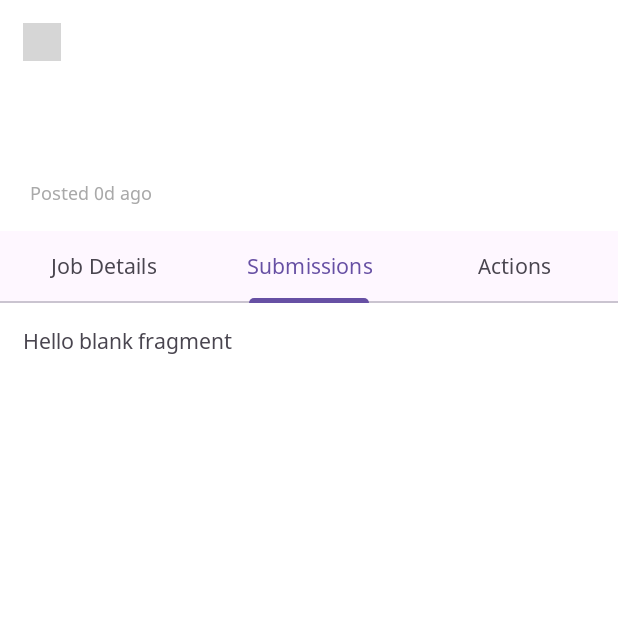
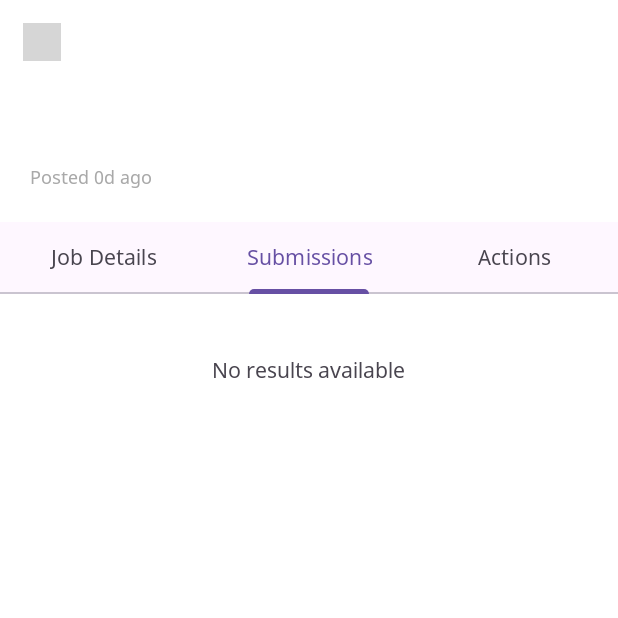
Before and after one commit to impetuson-dev/rexroot-app, an Android app: the JobreqActivity screen opened directly, with no data from a screen before it, tab 2 chosen, on a phone screen of 412 x 824 dp, the top half of it. Run offline under Robolectric (Android 15) with nearby library versions, the phone set to English and light mode, and no system bars; our stand-ins replace Firebase (no records; nobody signed in at launch, a user with empty details on screens opened directly), data binding; grey boxes are pictures that could not be loaded.

Commit message:
Modified jobreq screen

```diff
--- a/app/src/main/java/com/impetuson/rexroot/JobreqActivity.kt
+++ b/app/src/main/java/com/impetuson/rexroot/JobreqActivity.kt
@@ -1,6 +1,7 @@
 package com.impetuson.rexroot
 
 import android.os.Bundle
+import android.view.View
 import androidx.activity.viewModels
 import androidx.appcompat.app.AppCompatActivity
 import androidx.viewpager2.widget.ViewPager2
@@ -54,10 +55,18 @@ class JobreqActivity: AppCompatActivity() {
                     2 -> tab.text = "Actions"
                 }
             }.attach()
+
+            loadingAnimation.visibility = View.VISIBLE
+            body.visibility = View.GONE
+            MainScope().launch {
+                viewmodel.fetchRealtimeDB()
+                loadingAnimation.visibility = View.GONE
+                body.visibility = View.VISIBLE
+            }
+
         }
 
-        MainScope().launch {
-            viewmodel.fetchRealtimeDB()
-        }
+
+
     }
 }
--- a/app/src/main/res/layout/activity_jobreq.xml
+++ b/app/src/main/res/layout/activity_jobreq.xml
@@ -12,22 +12,6 @@
         android:background="@color/white"
         android:layout_width="match_parent"
         android:layout_height="match_parent">
-
-        <com.airbnb.lottie.LottieAnimationView
-            android:id="@+id/loading_animation"
-            app:layout_constraintStart_toStartOf="parent"
-            app:layout_constraintEnd_toEndOf="parent"
-            app:layout_constraintTop_toTopOf="parent"
-            app:layout_constraintBottom_toBottomOf="parent"
-            android:layout_width="match_parent"
-            android:layout_height="400sp"
-            android:visibility="gone"
-            app:lottie_rawRes="@raw/loading_anim"
-            app:lottie_speed="2.5"
-            app:lottie_autoPlay="true"
-            app:lottie_loop="true">
-
-        </com.airbnb.lottie.LottieAnimationView>
 
         <LinearLayout
             android:id="@+id/header"
@@ -48,6 +32,33 @@
         </LinearLayout>
 
         <LinearLayout
+            android:id="@+id/loading_animation"
+            android:layout_width="0dp"
+            android:layout_height="0dp"
+            app:layout_constraintStart_toStartOf="parent"
+            app:layout_constraintEnd_toEndOf="parent"
+            app:layout_constraintTop_toBottomOf="@id/header"
+            app:layout_constraintBottom_toBottomOf="parent"
+            android:background="@color/white"
+            android:orientation="horizontal">
+
+            <com.airbnb.lottie.LottieAnimationView
+                app:layout_constraintStart_toStartOf="parent"
+                app:layout_constraintEnd_toEndOf="parent"
+                app:layout_constraintTop_toTopOf="parent"
+                app:layout_constraintBottom_toBottomOf="parent"
+                android:layout_width="match_parent"
+                android:layout_height="match_parent"
+                app:lottie_rawRes="@raw/loading_anim"
+                app:lottie_speed="2.5"
+                app:lottie_autoPlay="true"
+                app:lottie_loop="true">
+
+            </com.airbnb.lottie.LottieAnimationView>
+
+        </LinearLayout>
+
+        <LinearLayout
             android:id="@+id/body"
             app:layout_constraintStart_toStartOf="parent"
             app:layout_constraintEnd_toEndOf="parent"
@@ -61,13 +72,13 @@
             <LinearLayout
                 android:paddingLeft="20sp"
                 android:paddingRight="20sp"
+                android:paddingBottom="10sp"
                 android:layout_marginBottom="10sp"
                 android:layout_width="match_parent"
                 android:layout_height="wrap_content"
                 android:orientation="vertical">
 
                 <TextView
-                    android:paddingBottom="5sp"
                     android:layout_width="wrap_content"
                     android:layout_height="wrap_content"
                     android:text="@{jobreqviewmodel.jobreqModel.jobrole}"
@@ -76,7 +87,6 @@
                 </TextView>
 
                 <TextView
-                    android:paddingBottom="5sp"
                     android:layout_width="wrap_content"
                     android:layout_height="wrap_content"
                     android:text="@{jobreqviewmodel.jobreqModel.compname}"
@@ -84,7 +94,6 @@
                 </TextView>
 
                 <TextView
-                    android:paddingBottom="5sp"
                     android:layout_width="wrap_content"
                     android:layout_height="wrap_content"
                     android:textColor="@color/dark_grey"
--- a/app/src/main/res/layout/fragment_jobreqsubmissions.xml
+++ b/app/src/main/res/layout/fragment_jobreqsubmissions.xml
@@ -1,14 +1,25 @@
 <?xml version="1.0" encoding="utf-8"?>
-<FrameLayout xmlns:android="http://schemas.android.com/apk/res/android"
+<LinearLayout xmlns:android="http://schemas.android.com/apk/res/android"
     xmlns:tools="http://schemas.android.com/tools"
     android:layout_width="match_parent"
     android:layout_height="match_parent"
+    android:background="@color/white"
     tools:context=".view.jobreq.JobreqSubmissionsFragment">
 
-    <!-- TODO: Update blank fragment layout -->
-    <TextView
+    <RelativeLayout
+        android:layout_marginTop="25sp"
+        android:background="@color/white"
         android:layout_width="match_parent"
-        android:layout_height="match_parent"
-        android:text="@string/hello_blank_fragment" />
+        android:layout_height="wrap_content">
 
-</FrameLayout>
+        <TextView
+            android:layout_centerHorizontal="true"
+            android:layout_width="wrap_content"
+            android:layout_height="wrap_content"
+            android:text="No results available">
+        </TextView>
+
+    </RelativeLayout>
+
+
+</LinearLayout>
```
Also changed, not shown: app/src/main/res/layout/fragment_actions.xml (+16 -6 lines), app/src/main/res/layout/fragment_jobreqactions.xml (+16 -6 lines), app/src/main/res/layout/fragment_jobreqdetails.xml (+61 -22 lines), app/src/main/res/drawable/icon_degree.png (added).
